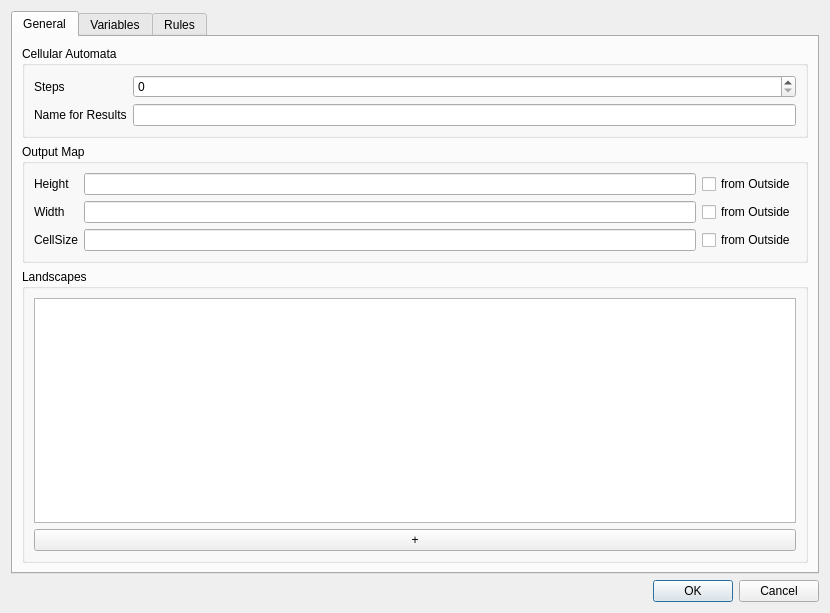
Before: the Qt Designer form src/DynaMind-BasicModules/guicellularautomata.ui in iut-ibk/DynaMind-ToolBox, drawn with Qt 5.
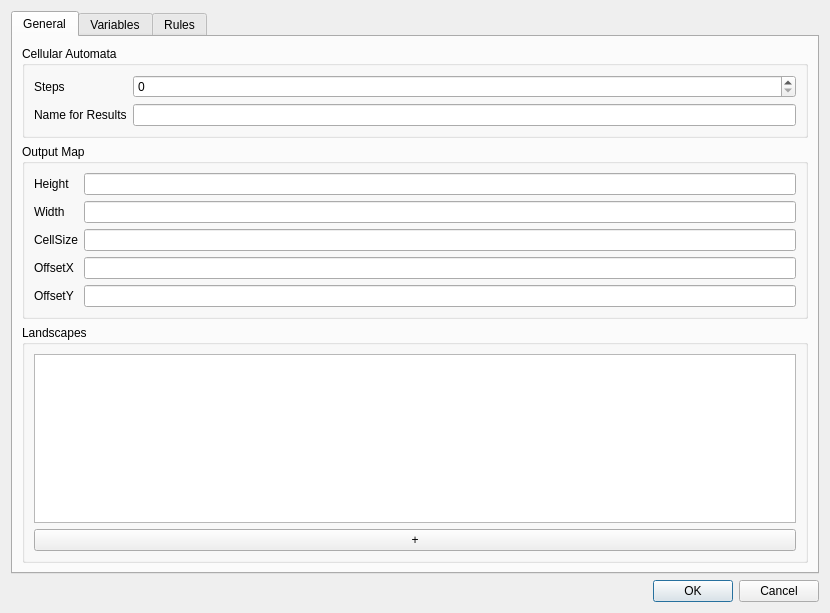
After: the same form once the commit is applied.

Commit message: working with offsets

The edit to the form file:
```diff
--- a/src/DynaMind-BasicModules/guicellularautomata.ui
+++ b/src/DynaMind-BasicModules/guicellularautomata.ui
@@ -75,6 +75,9 @@
             <string>Output Map</string>
            </property>
            <layout class="QGridLayout" name="gridLayout">
+            <item row="3" column="1">
+             <widget class="QLineEdit" name="lineEdit_OffsetX"/>
+            </item>
             <item row="0" column="1">
              <widget class="QLineEdit" name="lineEdit_Height">
               <property name="layoutDirection">
@@ -99,6 +102,23 @@
               </property>
              </widget>
             </item>
+            <item row="4" column="1">
+             <widget class="QLineEdit" name="lineEdit_OffsetY"/>
+            </item>
+            <item row="4" column="0">
+             <widget class="QLabel" name="label_8">
+              <property name="text">
+               <string>OffsetY</string>
+              </property>
+             </widget>
+            </item>
+            <item row="3" column="0">
+             <widget class="QLabel" name="label_7">
+              <property name="text">
+               <string>OffsetX</string>
+              </property>
+             </widget>
+            </item>
             <item row="0" column="0">
              <widget class="QLabel" name="label">
               <property name="text">
@@ -120,27 +140,6 @@
               </property>
              </widget>
             </item>
-            <item row="0" column="2">
-             <widget class="QCheckBox" name="checkBox_Height">
-              <property name="text">
-               <string>from Outside</string>
-              </property>
-             </widget>
-            </item>
-            <item row="1" column="2">
-             <widget class="QCheckBox" name="checkBox_Width">
-              <property name="text">
-               <string>from Outside</string>
-              </property>
-             </widget>
-            </item>
-            <item row="2" column="2">
-             <widget class="QCheckBox" name="checkBox_CellSize">
-              <property name="text">
-               <string>from Outside</string>
-              </property>
-             </widget>
-            </item>
            </layout>
           </widget>
          </item>
```
The commit also changes 9 other files.
